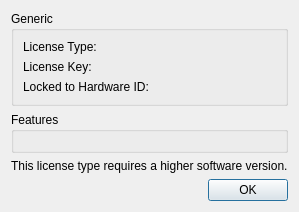
Above: client/libclient/src/ui/dialogs/license_details_dialog.ui from networkoptix/nx_open before the change. Below: the same form after it.
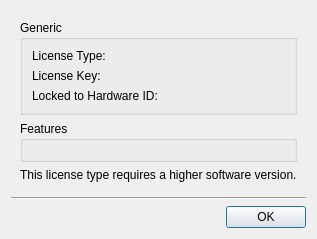
That is the form after the change.

Commit message:
VMS-2217: Fixed separator lines in many dialogs
<==== Mercurial data ====>
Branch: dev_3.0.0_gui

Patch:
```diff
--- a/client/libclient/src/ui/dialogs/license_details_dialog.ui
+++ b/client/libclient/src/ui/dialogs/license_details_dialog.ui
@@ -10,7 +10,7 @@
     <x>0</x>
     <y>0</y>
     <width>400</width>
-    <height>195</height>
+    <height>222</height>
    </rect>
   </property>
   <property name="sizePolicy">
@@ -30,6 +30,9 @@
     <enum>QLayout::SetFixedSize</enum>
    </property>
    <item>
+    <widget class="QWidget" name="widget" native="true">
+     <layout class="QVBoxLayout" name="verticalLayout_3">
+      <item>
     <widget class="QGroupBox" name="groupBox">
      <property name="title">
       <string>Generic</string>
@@ -102,6 +105,16 @@
     <widget class="QLabel" name="errorLabel">
      <property name="text">
       <string>This license type requires a higher software version.</string>
+        </property>
+       </widget>
+      </item>
+     </layout>
+    </widget>
+   </item>
+   <item>
+    <widget class="Line" name="line">
+     <property name="orientation">
+      <enum>Qt::Horizontal</enum>
      </property>
     </widget>
    </item>
```
Lines whose indentation alone changed are shown as unchanged. The commit also changes 30 other files.
